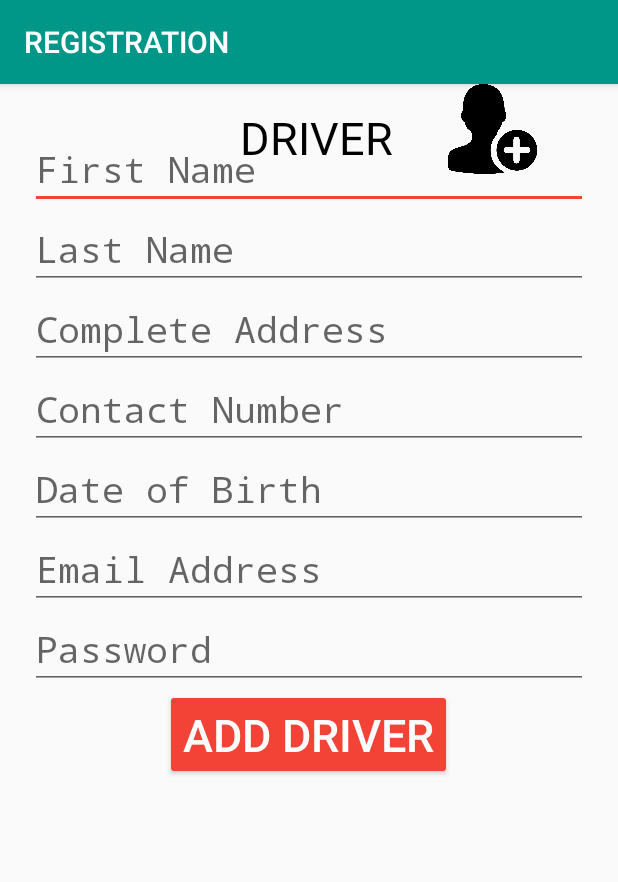
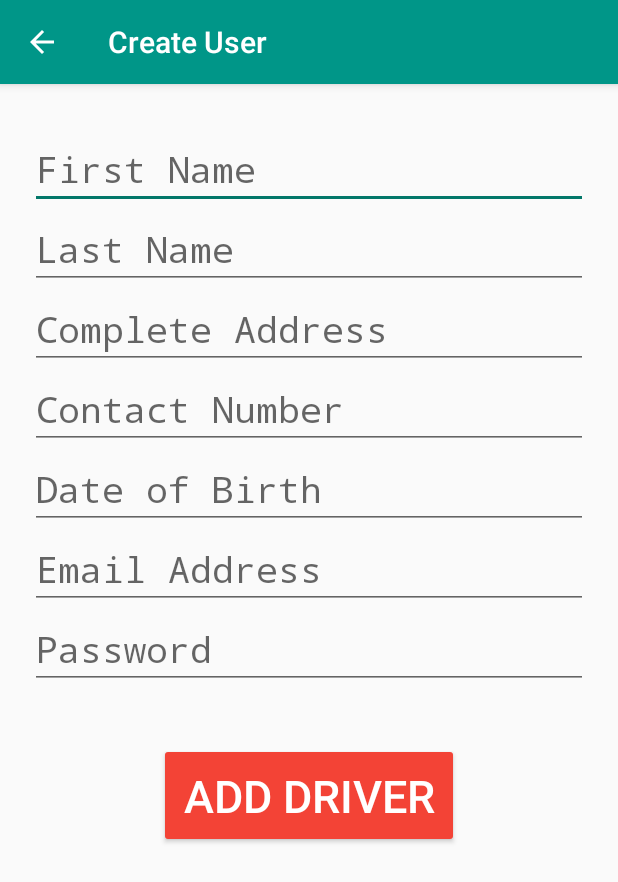
Before and after one commit to zomnilabs/cabtap, an Android app: the AddDriverActivity screen opened directly, with no data from a screen before it, on a phone screen of 412 x 824 dp. Shown: the top 882 px of the screen. Run offline under Robolectric (Android 15) with nearby library versions, the light colour scheme and no system bars; our stand-ins replace ButterKnife, Firebase (no records; nobody signed in at launch, a user with empty details on screens opened directly).

Commit message:
add driver to firebase

```diff
--- a/app/src/main/java/com/example/alleoindong/cabtap/admin/AddDriverActivity.java
+++ b/app/src/main/java/com/example/alleoindong/cabtap/admin/AddDriverActivity.java
@@ -1,16 +1,127 @@
 package com.example.alleoindong.cabtap.admin;
 
+import android.support.annotation.NonNull;
 import android.support.v7.app.AppCompatActivity;
 import android.os.Bundle;
+import android.util.Log;
+import android.view.MenuItem;
+import android.view.View;
+import android.widget.Button;
+import android.widget.EditText;
+import android.widget.ProgressBar;
 
 import com.example.alleoindong.cabtap.R;
+import com.example.alleoindong.cabtap.models.User;
+import com.example.alleoindong.cabtap.models.UserProfile;
+import com.google.android.gms.tasks.OnCompleteListener;
+import com.google.android.gms.tasks.Task;
+import com.google.firebase.FirebaseApp;
+import com.google.firebase.auth.AuthResult;
+import com.google.firebase.auth.FirebaseAuth;
+import com.google.firebase.database.DatabaseReference;
+import com.google.firebase.database.FirebaseDatabase;
+
+import java.util.UUID;
+
+import butterknife.BindView;
+import butterknife.ButterKnife;
+import butterknife.OnClick;
 
 public class AddDriverActivity extends AppCompatActivity {
+    @BindView(R.id.btn_save_driver) Button mSaveDriver;
+    @BindView(R.id.driver_first_name) EditText mFirstName;
+    @BindView(R.id.driver_last_name) EditText mLastName;
+    @BindView(R.id.driver_address) EditText mAddress;
+    @BindView(R.id.driver_contact_number) EditText mContactNumber;
+    @BindView(R.id.driver_date_birth) EditText mDateBirth;
+    @BindView(R.id.driver_email) EditText mEmail;
+    @BindView(R.id.driver_password) EditText mPassword;
+    @BindView(R.id.btn_save_driver_loading) ProgressBar mProgress;
+
+    protected FirebaseApp mApp;
+    private FirebaseAuth.AuthStateListener mAuthListener;
 
     @Override
     protected void onCreate(Bundle savedInstanceState) {
         super.onCreate(savedInstanceState);
         setContentView(R.layout.activity_add_driver);
-        setTitle("REGISTRATION");
+        setTitle("Create User");
+        ButterKnife.bind(this);
+
+        getSupportActionBar().setDisplayHomeAsUpEnabled(true);
+
+        mApp = FirebaseApp.initializeApp(this);
+
+//        mAuthListener = new FirebaseAuth.AuthStateListener() {
+//            @Override
+//            public void onAuthStateChanged(@NonNull FirebaseAuth firebaseAuth) {
+//                FirebaseUser user = firebaseAuth.getCurrentUser();
+//                if (user != null) {
+//                    // User is signed in
+//                    Log.i("CREATE_DRIVER", user.getUid());
+//                } else {
+//                    // User is signed out
+//                }
+//            }
+//        };
+    }
+
+    @Override
+    public boolean onOptionsItemSelected(MenuItem item) {
+        switch (item.getItemId()) {
+            case android.R.id.home:
+                this.finish();
+                return true;
+            default:
+                return super.onOptionsItemSelected(item);
+        }
+    }
+
+    @OnClick(R.id.btn_save_driver) void saveDriver() {
+        this.onShowLoader(true);
+
+        String email = mEmail.getText().toString();
+        String password = mPassword.getText().toString();
+
+        this.createUser(email, password);
+    }
+
+    public void onShowLoader(boolean isShown) {
+        mSaveDriver.setEnabled(!isShown);
+        mSaveDriver.setText(isShown ? "" : getString(R.string.add_driver));
+        mProgress.setVisibility(isShown ? View.VISIBLE : View.INVISIBLE);
+    }
+
+    private String createUser(String email, String password) {
+        FirebaseAuth mAuth = FirebaseAuth.getInstance(mApp);
+
+        mAuth.createUserWithEmailAndPassword(email, password).addOnCompleteListener(this,
+                new OnCompleteListener<AuthResult>() {
+
+            @Override
+            public void onComplete(@NonNull Task<AuthResult> task) {
+                Log.i("CREATE_DRIVER", task.getResult().getUser().getUid());
+
+                String id = UUID.randomUUID().toString();
+                String uid = task.getResult().getUser().getUid();
+                String firstName = mFirstName.getText().toString();
+                String lastName = mLastName.getText().toString();
+                String address = mAddress.getText().toString();
+                String contactNumber = mContactNumber.getText().toString();
+                String dateBirth = mDateBirth.getText().toString();
+                String role = "driver";
+
+                UserProfile user = new UserProfile(id, uid, firstName,
+                        lastName, address, contactNumber, dateBirth, role);
+
+                FirebaseDatabase database = FirebaseDatabase.getInstance();
+                DatabaseReference usersRef = database.getReference("users");
+                usersRef.child(uid).setValue(user);
+
+                onShowLoader(false);
+            }
+        });
+
+        return "";
     }
 }
--- a/app/src/main/res/layout/activity_add_driver.xml
+++ b/app/src/main/res/layout/activity_add_driver.xml
@@ -5,32 +5,6 @@
     android:id="@+id/activity_add_driver"
     android:layout_height="match_parent"
     tools:context="com.example.alleoindong.cabtap.admin.AddDriverActivity">
-
-    <LinearLayout
-        android:orientation="horizontal"
-        android:layout_width="match_parent"
-        android:layout_height="wrap_content"
-        android:weightSum="1">
-
-        <TextView
-            android:layout_height="wrap_content"
-            android:textSize="@dimen/text_size"
-            android:id="@+id/textView"
-            android:text="@string/driver"
-            android:layout_marginLeft="160dp"
-            android:layout_marginTop="15dp"
-            android:textColor="@color/colorBlack"
-            android:layout_width="110dp" />
-
-        <ImageView
-            android:layout_gravity="center_horizontal"
-            android:src="@drawable/ic_registration"
-            android:layout_height="60dp"
-            android:layout_weight="0.21"
-            android:layout_width="110dp" />
-
-    </LinearLayout>
-
 
     <LinearLayout
         android:layout_width="fill_parent"
@@ -41,90 +15,111 @@
         android:paddingTop="30dp">
 
         <EditText
+            android:theme="@style/EditTextStyle"
             android:layout_width="match_parent"
             android:layout_height="wrap_content"
             android:inputType="textPersonName"
             android:ems="10"
-            android:id="@+id/textFirstName"
+            android:id="@+id/driver_first_name"
             android:hint="@string/register_first_name"
             android:fontFamily="monospace"
             android:textSize="24sp" />
 
         <EditText
+            android:theme="@style/EditTextStyle"
             android:layout_width="match_parent"
             android:layout_height="wrap_content"
             android:inputType="textPersonName"
             android:textSize="24sp"
             android:textColor="@color/colorBlack"
             android:ems="10"
-            android:id="@+id/textLastName"
+            android:id="@+id/driver_last_name"
             android:hint="@string/register_last_name"
             android:fontFamily="monospace" />
 
         <EditText
+            android:theme="@style/EditTextStyle"
             android:layout_width="match_parent"
             android:layout_height="wrap_content"
             android:inputType="textPersonName"
             android:textSize="24sp"
             android:textColor="@color/colorBlack"
             android:ems="10"
-            android:id="@+id/textAddress"
+            android:id="@+id/driver_address"
             android:hint="@string/address_add_driver"
             android:fontFamily="monospace" />
 
         <EditText
+            android:theme="@style/EditTextStyle"
             android:layout_width="match_parent"
             android:layout_height="wrap_content"
-            android:inputType="textPersonName"
+            android:inputType="numberSigned"
             android:textSize="24sp"
             android:textColor="@color/colorBlack"
             android:ems="10"
-            android:id="@+id/textContactNo"
+            android:id="@+id/driver_contact_number"
             android:hint="@string/contact_no"
             android:fontFamily="monospace" />
 
         <EditText
+            android:theme="@style/EditTextStyle"
             android:layout_width="match_parent"
             android:layout_height="wrap_content"
-            android:inputType="textPersonName"
+            android:inputType="date"
             android:textSize="24sp"
             android:textColor="@color/colorBlack"
             android:ems="10"
-            android:id="@+id/textBirthdate"
+            android:id="@+id/driver_date_birth"
             android:hint="@string/birthdate"
             android:fontFamily="monospace" />
 
         <EditText
+            android:theme="@style/EditTextStyle"
             android:layout_width="match_parent"
             android:layout_height="wrap_content"
             android:inputType="textEmailAddress"
             android:textSize="24sp"
             android:textColor="@color/colorBlack"
             android:ems="10"
-            android:id="@+id/textEmail"
+            android:id="@+id/driver_email"
             android:hint="@string/register_email"
             android:fontFamily="monospace" />
 
         <EditText
+            android:theme="@style/EditTextStyle"
             android:layout_width="match_parent"
             android:layout_height="wrap_content"
             android:inputType="textPassword"
             android:textSize="24sp"
             android:textColor="@color/colorBlack"
             android:ems="10"
-            android:id="@+id/textPassword"
+            android:id="@+id/driver_password"
             android:hint="@string/register_password"
             android:fontFamily="monospace" />
 
-        <Button
-            android:id="@+id/btn_register"
-            android:theme="@style/DangerButton"
-            android:textSize="@dimen/text_size"
-            android:layout_gravity="center_horizontal"
+        <RelativeLayout
             android:layout_width="wrap_content"
             android:layout_height="wrap_content"
-            android:text="@string/add_driver"
-            />
+            android:layout_gravity="center_horizontal"
+            android:layout_marginTop="36dp">
+
+            <Button
+                android:id="@+id/btn_save_driver"
+                android:theme="@style/DangerButton"
+                android:textSize="@dimen/text_size"
+                android:layout_gravity="center_horizontal"
+                android:layout_width="@dimen/btn_width"
+                android:layout_height="@dimen/btn_height"
+                android:text="@string/add_driver" />
+
+            <ProgressBar
+                android:id="@+id/btn_save_driver_loading"
+                android:layout_width="36dp"
+                android:layout_height="36dp"
+                android:layout_centerInParent="true"
+                android:visibility="gone" />
+
+        </RelativeLayout>
 
     </LinearLayout>
 
--- a/app/src/main/res/values/dimens.xml
+++ b/app/src/main/res/values/dimens.xml
@@ -6,4 +6,6 @@
     <dimen name="text_size">30sp</dimen>
     <dimen name="description_margin">30dp</dimen>
     <dimen name="text_size_small">15sp</dimen>
+    <dimen name="btn_width">200dp</dimen>
+    <dimen name="btn_height">70dp</dimen>
 </resources>
```
Also changed, not shown: app/src/main/java/com/example/alleoindong/cabtap/admin/DriverMaintenanceActivity.java (+17 -2 lines), app/src/main/java/com/example/alleoindong/cabtap/models/User.java (added, +29 -0 lines), app/src/main/java/com/example/alleoindong/cabtap/models/UserProfile.java (added, +35 -0 lines).
